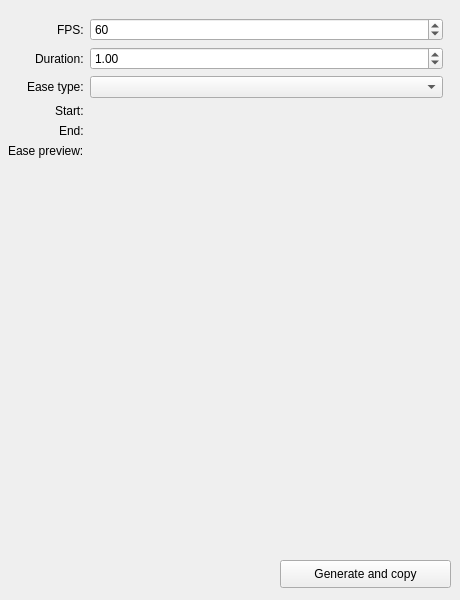
chocolateimage/kdenlive_ease_generator, file ui/window.ui: the form before one commit.
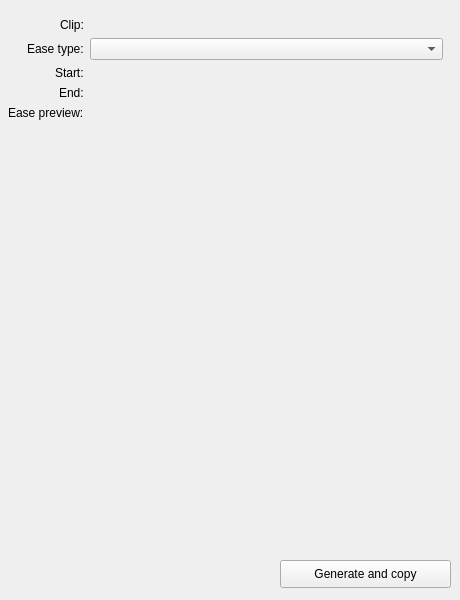
The form after the commit.

Commit message: use clip and rect widgets

Patch:
```diff
--- a/ui/window.ui
+++ b/ui/window.ui
@@ -69,75 +69,51 @@
     <item row="0" column="0">
      <widget class="QLabel" name="label_5">
       <property name="text">
-       <string>FPS:</string>
+       <string>Clip:</string>
       </property>
      </widget>
     </item>
     <item row="0" column="1">
-     <widget class="QSpinBox" name="numFps">
-      <property name="maximum">
-       <number>1000000</number>
-      </property>
-      <property name="value">
-       <number>60</number>
-      </property>
-     </widget>
+     <widget class="QWidget" name="widClip" native="true"/>
     </item>
     <item row="1" column="0">
-     <widget class="QLabel" name="label">
-      <property name="text">
-       <string>Duration:</string>
-      </property>
-     </widget>
-    </item>
-    <item row="1" column="1">
-     <widget class="QDoubleSpinBox" name="numDuration">
-      <property name="maximum">
-       <double>100000.000000000000000</double>
-      </property>
-      <property name="value">
-       <double>1.000000000000000</double>
-      </property>
-     </widget>
-    </item>
-    <item row="2" column="0">
      <widget class="QLabel" name="label_2">
       <property name="text">
        <string>Ease type:</string>
       </property>
      </widget>
     </item>
-    <item row="2" column="1">
+    <item row="1" column="1">
      <widget class="QComboBox" name="cbEaseType"/>
     </item>
-    <item row="3" column="0">
+    <item row="2" column="0">
      <widget class="QLabel" name="label_3">
       <property name="text">
        <string>Start:</string>
       </property>
      </widget>
     </item>
-    <item row="4" column="0">
+    <item row="2" column="1">
+     <widget class="QWidget" name="widStartRect" native="true"/>
+    </item>
+    <item row="3" column="0">
      <widget class="QLabel" name="label_4">
       <property name="text">
        <string>End:</string>
       </property>
      </widget>
     </item>
-    <item row="4" column="1">
-     <widget class="QWidget" name="widEndRect" native="true"/>
-    </item>
     <item row="3" column="1">
-     <widget class="QWidget" name="widStartRect" native="true"/>
+     <widget class="QWidget" name="widEndRect" native="true"/>
     </item>
-    <item row="5" column="0">
+    <item row="4" column="0">
      <widget class="QLabel" name="label_6">
       <property name="text">
        <string>Ease preview:</string>
       </property>
      </widget>
     </item>
-    <item row="5" column="1">
+    <item row="4" column="1">
      <widget class="QLabel" name="imgEasePreview">
       <property name="text">
        <string/>
```
